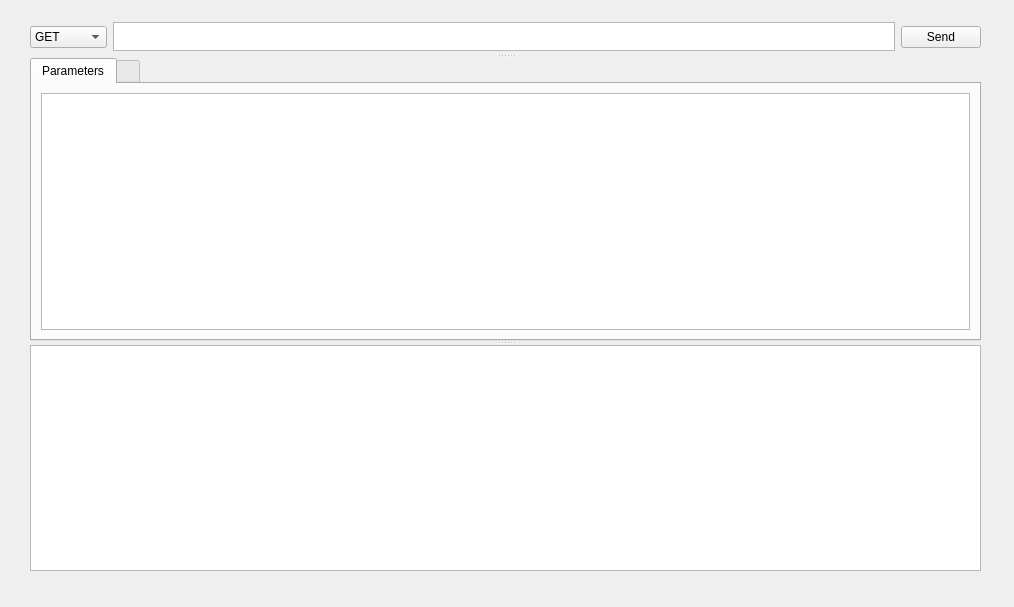
The window that gui/api_tool.ui (LotusAndCompany/devtools) describes before a commit, drawn with Qt 5.
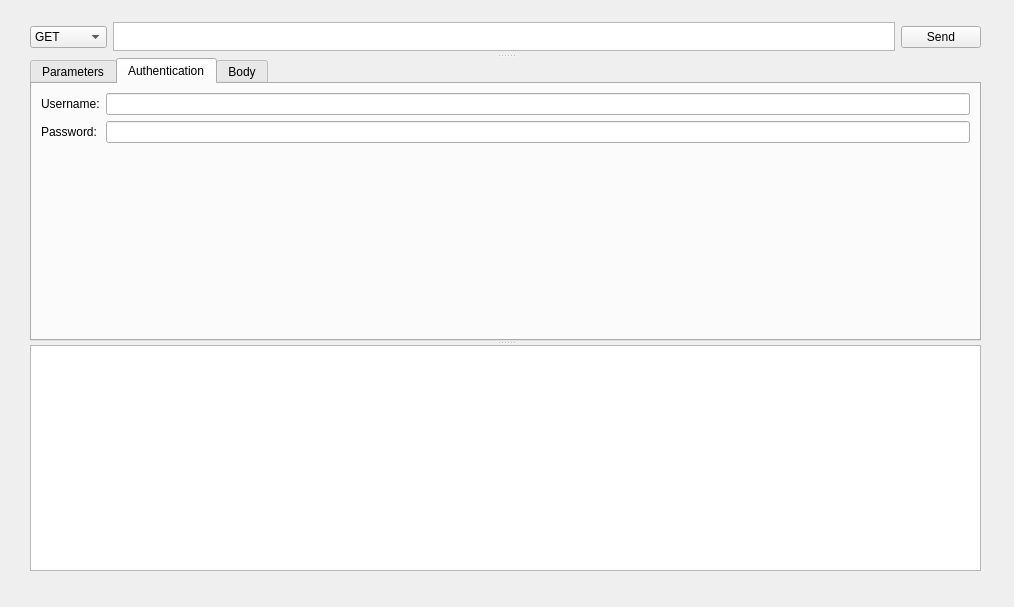
The same window after the commit. The open tabs and pages were chosen to show the change.

Patch:
```diff
--- a/gui/api_tool.ui
+++ b/gui/api_tool.ui
@@ -77,6 +77,11 @@
        <layout class="QVBoxLayout" name="tabWidgetLayout">
         <item>
          <widget class="QTabWidget" name="tabWidget">
+          <property name="font">
+           <font>
+            <family>.AppleSystemUIFont</family>
+           </font>
+          </property>
           <property name="currentIndex">
            <number>0</number>
           </property>
@@ -90,11 +95,47 @@
             </item>
            </layout>
           </widget>
-          <layout class="QVBoxLayout" name="authLayout">
-           <item>
-            <widget class="QLineEdit" name="authLineEdit"/>
-           </item>
-          </layout>
+          <widget class="QWidget" name="tab_authentication">
+           <attribute name="title">
+            <string>Authentication</string>
+           </attribute>
+           <layout class="QFormLayout" name="authLayout">
+            <item row="0" column="0">
+             <widget class="QLabel" name="usernameLabel">
+              <property name="text">
+               <string>Username:</string>
+              </property>
+             </widget>
+            </item>
+            <item row="0" column="1">
+             <widget class="QLineEdit" name="usernameEdit"/>
+            </item>
+            <item row="1" column="0">
+             <widget class="QLabel" name="passwordLabel">
+              <property name="text">
+               <string>Password:</string>
+              </property>
+             </widget>
+            </item>
+            <item row="1" column="1">
+             <widget class="QLineEdit" name="passwordEdit">
+              <property name="echoMode">
+               <enum>QLineEdit::Password</enum>
+              </property>
+             </widget>
+            </item>
+           </layout>
+          </widget>
+          <widget class="QWidget" name="tab_body">
+           <attribute name="title">
+            <string>Body</string>
+           </attribute>
+           <layout class="QVBoxLayout" name="bodyLayout">
+            <item>
+             <widget class="QTextEdit" name="bodyTextEdit"/>
+            </item>
+           </layout>
+          </widget>
          </widget>
         </item>
        </layout>
```
